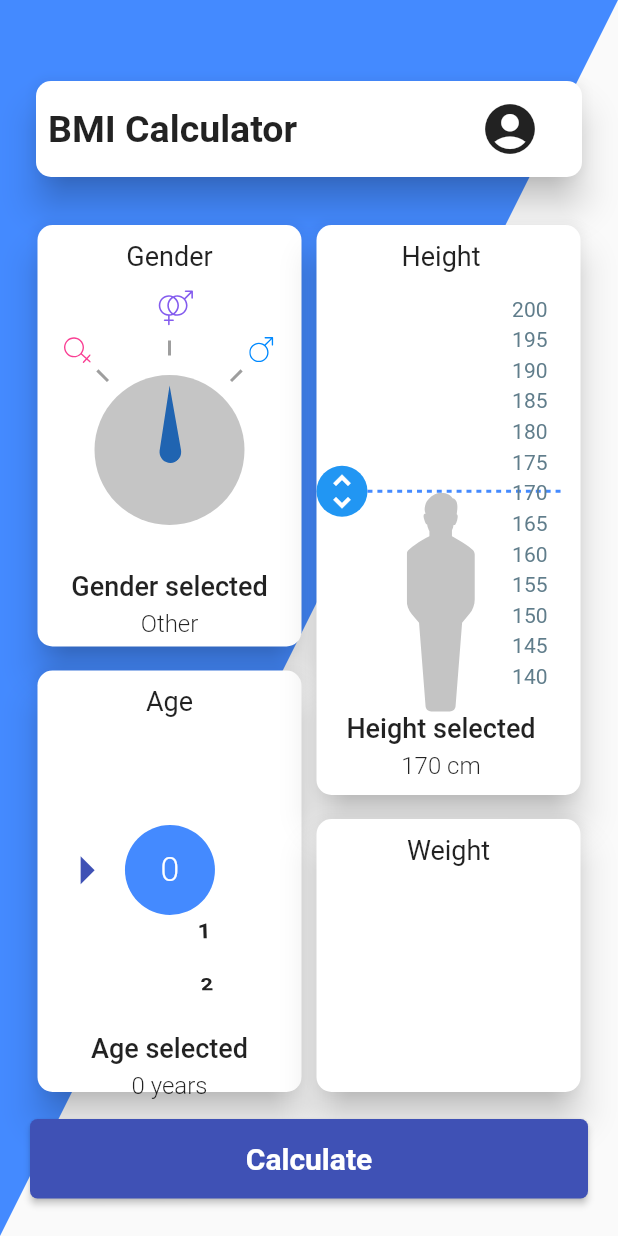
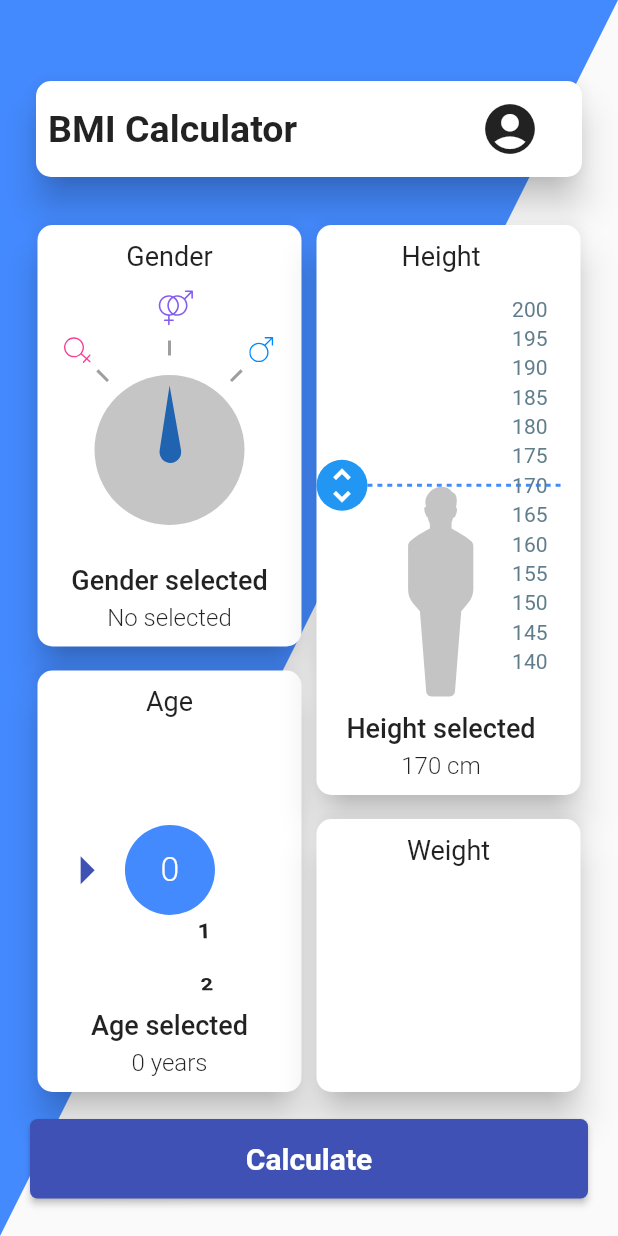
Before and after one commit to FabianVarela/bmi_calculator, a Flutter app: the screen it shows after launch, on a phone screen of 412 x 824 dp. Run offline on Flutter 3.47's test engine with Material 2 defaults, Android fonts, the phone set to English and light mode, and no system bars; our stand-ins replace flutter_svg.

Commit message:
Modify custom card and card sections

```diff
--- a/lib/ui/cards/age_card_section.dart
+++ b/lib/ui/cards/age_card_section.dart
@@ -117,36 +117,14 @@ class _AgeCardSectionState extends State<AgeCardSection>
                           ),
                         );
                       }),
-                      onSelectedItemChanged: (int value) =>
-                          setState(() => _age = value),
+                      onSelectedItemChanged: (int value) {
+                        setState(() => _age = value);
+                        widget.onChangeAge(value);
+                      },
                     ),
                   ),
                 ),
               ],
-            ),
-            Padding(
-              padding: EdgeInsets.only(top: 18),
-              child: Column(
-                children: <Widget>[
-                  Text(
-                    'Age selected',
-                    style: TextStyle(
-                      fontSize: 18,
-                      fontWeight: FontWeight.w500,
-                    ),
-                  ),
-                  Padding(
-                    padding: EdgeInsets.only(top: 5),
-                    child: Text(
-                      '$_age years',
-                      style: TextStyle(
-                        fontSize: 16,
-                        fontWeight: FontWeight.w300,
-                      ),
-                    ),
-                  )
-                ],
-              ),
             ),
           ],
         ),
--- a/lib/ui/cards/gender_card_section.dart
+++ b/lib/ui/cards/gender_card_section.dart
@@ -103,24 +103,6 @@ class _GenderCardSectionState extends State<GenderCardSection>
               ],
             ),
           ),
-          Padding(
-            padding: EdgeInsets.only(top: 30),
-            child: Column(
-              children: <Widget>[
-                Text(
-                  'Gender selected',
-                  style: TextStyle(fontSize: 18, fontWeight: FontWeight.w500),
-                ),
-                Padding(
-                  padding: EdgeInsets.only(top: 5),
-                  child: Text(
-                    _currentGender ?? 'No selected',
-                    style: TextStyle(fontSize: 16, fontWeight: FontWeight.w300),
-                  ),
-                )
-              ],
-            ),
-          ),
         ],
       ),
     );
--- a/lib/ui/cards/height_card_section.dart
+++ b/lib/ui/cards/height_card_section.dart
@@ -5,11 +5,13 @@ import 'package:flutter_svg/flutter_svg.dart';
 
 class HeightCardSection extends StatefulWidget {
   HeightCardSection({
-    this.doubleHeight,
+    @required this.doubleHeight,
+    @required this.onChangeHeight,
     this.minHeight = 140,
     this.maxHeight = 200,
   });
 
+  final Function(int height) onChangeHeight;
   final int minHeight;
   final int maxHeight;
   final double doubleHeight;
@@ -23,7 +25,7 @@ class HeightCardSection extends StatefulWidget {
 class _HeightCardSectionState extends State<HeightCardSection> {
   int _currentHeight;
 
-  double get _drawHeight => widget.doubleHeight - (16 + 50 + 14);
+  double get _drawHeight => widget.doubleHeight - (16 + 7 + 14);
 
   double get _pixelsHeight => _drawHeight / widget.total;
 
@@ -40,6 +42,9 @@ class _HeightCardSectionState extends State<HeightCardSection> {
   void initState() {
     super.initState();
     _currentHeight = _currentHeight ?? 170;
+
+    Future<void>.delayed(Duration(milliseconds: 100),
+        () => widget.onChangeHeight(_currentHeight));
   }
 
   @override
@@ -61,27 +66,6 @@ class _HeightCardSectionState extends State<HeightCardSection> {
               ],
             ),
           ),
-        ),
-        Column(
-          children: <Widget>[
-            Text(
-              'Height selected',
-              style: TextStyle(
-                fontSize: 18,
-                fontWeight: FontWeight.w500,
-              ),
-            ),
-            Padding(
-              padding: EdgeInsets.only(top: 5),
-              child: Text(
-                '$_currentHeight cm',
-                style: TextStyle(
-                  fontSize: 16,
-                  fontWeight: FontWeight.w300,
-                ),
-              ),
-            )
-          ],
         ),
       ],
     );
@@ -174,7 +158,7 @@ class _HeightCardSectionState extends State<HeightCardSection> {
   void _onTapHeight(TapDownDetails details) {
     final int height = _offsetHeight(details.globalPosition);
     setState(() => _currentHeight = _normalizeHeight(height));
-    print(_currentHeight); // TODO: Change Function(int)
+    widget.onChangeHeight(_currentHeight);
   }
 
   void _onDragStartHeight(DragStartDetails dragStartDetails) {
@@ -184,7 +168,7 @@ class _HeightCardSectionState extends State<HeightCardSection> {
       _startDragHeight = newHeight;
       _currentHeight = newHeight;
     });
-    print(_currentHeight); // TODO: Change Function(int)
+    widget.onChangeHeight(_currentHeight);
   }
 
   void _onDragUpdateHeight(DragUpdateDetails dragUpdateDetails) {
@@ -194,7 +178,7 @@ class _HeightCardSectionState extends State<HeightCardSection> {
     setState(() {
       _currentHeight = _normalizeHeight(_startDragHeight + diffHeight);
     });
-    print(_currentHeight); // TODO: Change Function(int)
+    widget.onChangeHeight(_currentHeight);
   }
 
   int _normalizeHeight(int height) =>
--- a/lib/ui/common/custom_card.dart
+++ b/lib/ui/common/custom_card.dart
@@ -5,11 +5,15 @@ class CustomCard extends StatelessWidget {
     @required this.title,
     @required this.child,
     this.padding = const EdgeInsets.all(10),
+    this.subtitle,
+    this.message,
   });
 
   final String title;
   final Widget child;
   final EdgeInsetsGeometry padding;
+  final String subtitle;
+  final String message;
 
   @override
   Widget build(BuildContext context) {
@@ -40,6 +44,31 @@ class CustomCard extends StatelessWidget {
                 child: child,
               ),
             ),
+            if (title != null && message != null)
+              Padding(
+                padding: EdgeInsets.only(top: 10),
+                child: Column(
+                  children: <Widget>[
+                    Text(
+                      subtitle,
+                      style: TextStyle(
+                        fontSize: 18,
+                        fontWeight: FontWeight.w500,
+                      ),
+                    ),
+                    Padding(
+                      padding: EdgeInsets.only(top: 5),
+                      child: Text(
+                        message,
+                        style: TextStyle(
+                          fontSize: 16,
+                          fontWeight: FontWeight.w300,
+                        ),
+                      ),
+                    )
+                  ],
+                ),
+              ),
           ],
         ),
       ),
--- a/lib/ui/home.dart
+++ b/lib/ui/home.dart
@@ -16,6 +16,7 @@ class HomeBMI extends StatefulWidget {
 class HomeState extends State<HomeBMI> with TickerProviderStateMixin {
   Gender _currentGender;
   int _currentAge;
+  int _currentHeight;
 
   @override
   Widget build(BuildContext context) {
@@ -88,6 +89,8 @@ class HomeState extends State<HomeBMI> with TickerProviderStateMixin {
                 Expanded(
                   child: CustomCard(
                     title: 'Gender',
+                    subtitle: 'Gender selected',
+                    message: _currentGender?.name ?? 'No selected',
                     child: GenderCardSection(
                       onChangeGender: (Gender gender) {
                         setState(() => _currentGender = gender);
@@ -98,6 +101,8 @@ class HomeState extends State<HomeBMI> with TickerProviderStateMixin {
                 Expanded(
                   child: CustomCard(
                     title: 'Age',
+                    subtitle: 'Age selected',
+                    message: '${_currentAge ?? 0} years',
                     child: AgeCardSection(
                       gender: _currentGender,
                       onChangeAge: (int age) {
@@ -117,31 +122,32 @@ class HomeState extends State<HomeBMI> with TickerProviderStateMixin {
                   flex: 2,
                   child: CustomCard(
                     title: 'Height',
+                    subtitle: 'Height selected',
+                    message: '${_currentHeight ?? 0} cm',
                     padding: EdgeInsets.fromLTRB(0, 10, 10, 10),
                     child: LayoutBuilder(
                       builder: (_, BoxConstraints constraints) {
                         return HeightCardSection(
                           doubleHeight: constraints.maxHeight,
+                          onChangeHeight: (int height) {
+                            setState(() => _currentHeight = height);
+                          },
                         );
                       },
                     ),
                   ),
                 ),
                 Expanded(
-                  child: _setWeightSection(),
+                  child: CustomCard(
+                    title: 'Weight',
+                    child: Container(),
+                  ),
                 ),
               ],
             ),
           ),
         ],
       ),
-    );
-  }
-
-  Widget _setWeightSection() {
-    return CustomCard(
-      title: 'Weight',
-      child: Container(),
     );
   }
 
```
